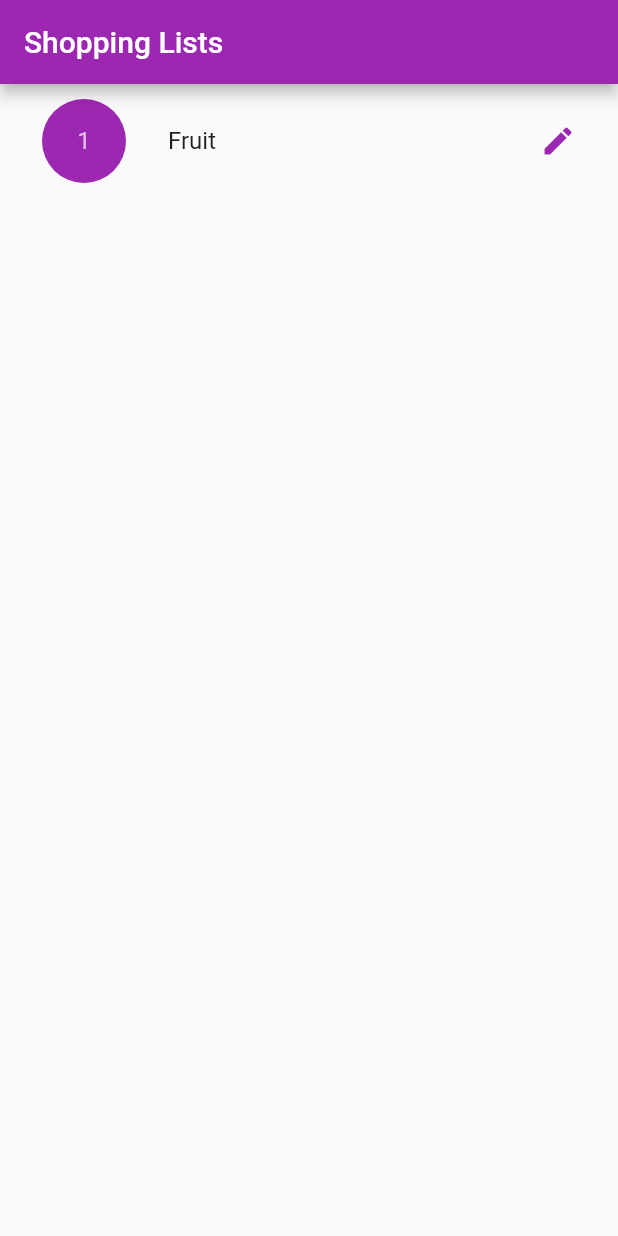
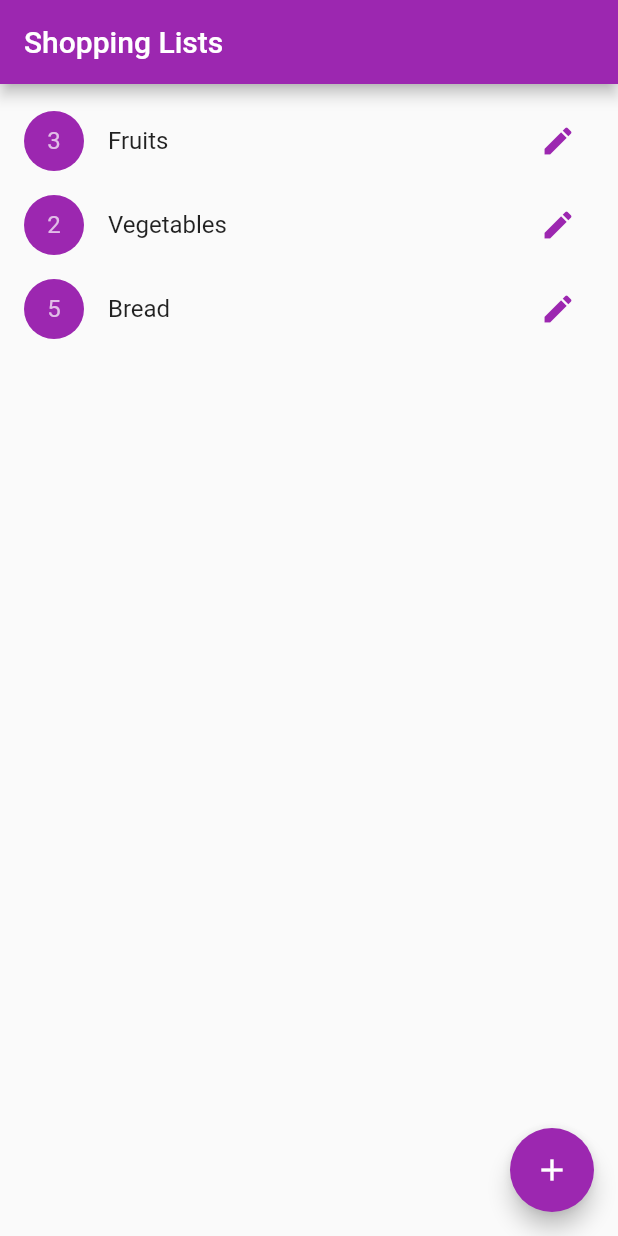
Before and after one commit to amrabdalfatah/Shopping_Notes_App, a Flutter app: the screen it shows after launch, on a phone screen of 412 x 824 dp. Run offline on Flutter 3.47's test engine with Material 2 defaults, Android fonts, the phone set to English and light mode, and no system bars.

```diff
--- /dev/null
+++ b/lib/models/list_model.dart
@@ -0,0 +1,19 @@
+class Lists {
+  final int id;
+  final String name;
+  final int priority;
+
+  Lists({
+    required this.id,
+    required this.name,
+    required this.priority,
+  });
+
+  Map<String, dynamic> toMap() {
+    return {
+      'id': id,
+      'name': name,
+      'priority': priority,
+    };
+  }
+}
--- a/lib/screens/list_items_screen.dart
+++ b/lib/screens/list_items_screen.dart
@@ -10,8 +10,6 @@ class ListItems extends StatefulWidget {
 class _ListItemsState extends State<ListItems> {
   @override
   Widget build(BuildContext context) {
-    return Scaffold(
-      appBar: AppBar(),
-    );
+    return Container();
   }
 }
--- a/lib/screens/shopping_list_screen.dart
+++ b/lib/screens/shopping_list_screen.dart
@@ -1,5 +1,6 @@
 import 'package:flutter/material.dart';
 import 'list_items_screen.dart';
+import '../models/list_model.dart';
 
 class ShoppingListScreen extends StatefulWidget {
   const ShoppingListScreen({Key? key}) : super(key: key);
@@ -9,6 +10,23 @@ class ShoppingListScreen extends StatefulWidget {
 }
 
 class _ShoppingListScreenState extends State<ShoppingListScreen> {
+  List<Lists> listShopping = [
+    Lists(
+      id: 1,
+      name: 'Fruits',
+      priority: 3,
+    ),
+    Lists(
+      id: 2,
+      name: 'Vegetables',
+      priority: 2,
+    ),
+    Lists(
+      id: 3,
+      name: 'Bread',
+      priority: 5,
+    ),
+  ];
   @override
   Widget build(BuildContext context) {
     return Scaffold(
@@ -17,15 +35,15 @@ class _ShoppingListScreenState extends State<ShoppingListScreen> {
       ),
       body: ListView.builder(
         padding: const EdgeInsets.symmetric(vertical: 10),
-        itemCount: 1,
+        itemCount: listShopping.length,
         itemBuilder: (context, index) {
           return ListTile(
             leading: CircleAvatar(
               backgroundColor: Colors.purple,
-              child: Text('1'),
-              radius: 40,
+              child: Text('${listShopping[index].priority}'),
+              radius: 20,
             ),
-            title: Text('Fruit'),
+            title: Text(listShopping[index].name),
             trailing: IconButton(
               icon: Icon(
                 Icons.edit,
@@ -43,6 +61,10 @@ class _ShoppingListScreenState extends State<ShoppingListScreen> {
           );
         },
       ),
+      floatingActionButton: FloatingActionButton(
+        child: Icon(Icons.add),
+        onPressed: () {},
+      ),
     );
   }
 }
```
Also changed, not shown: lib/models/item_model.dart (added, +25 -0 lines).
